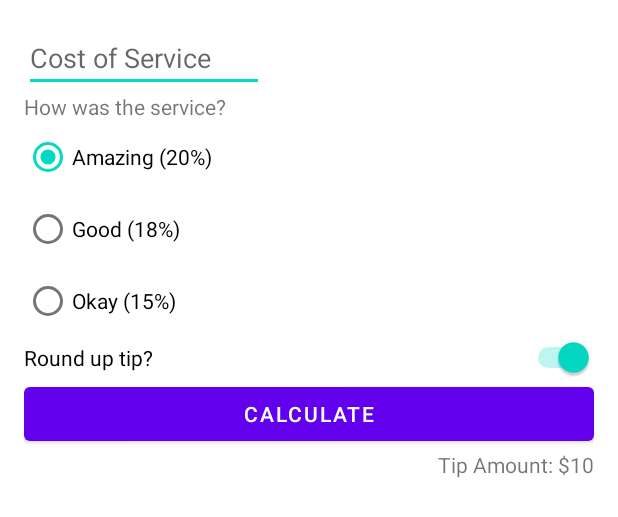
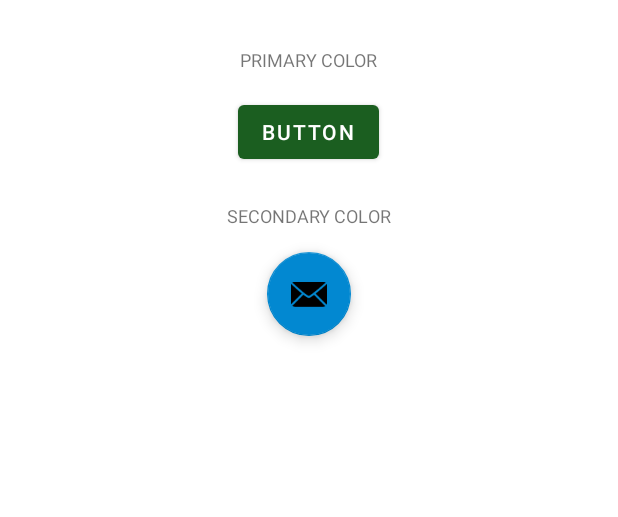
Before and after one commit to ancebuc/TipTime, an Android app: the layout activity_main.xml on its own in the app's theme, with its tools: preview values and no code run, on a phone screen of 412 x 824 dp. Shown: the top 517 px of the screen. Run offline under Robolectric (Android 15) with nearby library versions, the phone set to English and light mode, and no system bars.

Commit message:
Ejercicio 4

```diff
--- a/app/src/main/java/com/example/tiptime/MainActivity.kt
+++ b/app/src/main/java/com/example/tiptime/MainActivity.kt
@@ -7,7 +7,11 @@ import java.text.NumberFormat
 
 
 class MainActivity : AppCompatActivity() {
-
+    override fun onCreate(savedInstanceState: Bundle?) {
+        super.onCreate(savedInstanceState)
+        setContentView(R.layout.activity_main)
+    }
+/*
     private lateinit var binding: ActivityMainBinding
 
     override fun onCreate(savedInstanceState: Bundle?) {
@@ -44,5 +48,5 @@ class MainActivity : AppCompatActivity() {
         val formattedTip = NumberFormat.getCurrencyInstance().format(tip)
         binding.tipAmount.text = getString(R.string.tip_amount, formattedTip)
     }
-
+*/
 }
--- a/app/src/main/res/layout/activity_main.xml
+++ b/app/src/main/res/layout/activity_main.xml
@@ -1,82 +1,43 @@
 <?xml version="1.0" encoding="utf-8"?>
-<androidx.constraintlayout.widget.ConstraintLayout xmlns:android="http://schemas.android.com/apk/res/android"
+<LinearLayout xmlns:android="http://schemas.android.com/apk/res/android"
     xmlns:app="http://schemas.android.com/apk/res-auto"
     xmlns:tools="http://schemas.android.com/tools"
     android:layout_width="match_parent"
     android:layout_height="match_parent"
-    android:padding="16dp"
+    android:layout_margin="16dp"
+    android:orientation="vertical"
     tools:context=".MainActivity">
 
-    <EditText
-        android:id="@+id/cost_of_service"
-        android:layout_width="160dp"
+    <TextView
+        android:layout_width="wrap_content"
+        android:layout_height="48dp"
+        android:layout_gravity="center_horizontal"
+        android:gravity="center_vertical"
+        android:text="@string/primary_color"
+        android:textAllCaps="true"
+        android:textSize="12sp" />
+
+    <Button
+        android:layout_width="wrap_content"
         android:layout_height="wrap_content"
-        android:hint="@string/cost_of_service"
-        android:inputType="numberDecimal"
-        app:layout_constraintStart_toStartOf="parent"
-        app:layout_constraintTop_toTopOf="parent" />
+        android:layout_gravity="center_horizontal"
+        android:text="@string/button" />
 
     <TextView
-        android:id="@+id/service_question"
+        android:layout_width="wrap_content"
+        android:layout_height="48dp"
+        android:layout_gravity="center_horizontal"
+        android:layout_marginTop="8dp"
+        android:gravity="center_vertical"
+        android:text="@string/secondary_color"
+        android:textAllCaps="true"
+        android:textSize="12sp" />
+
+    <com.google.android.material.floatingactionbutton.FloatingActionButton
         android:layout_width="wrap_content"
         android:layout_height="wrap_content"
-        android:text="@string/how_was_the_service"
-        app:layout_constraintStart_toStartOf="parent"
-        app:layout_constraintTop_toBottomOf="@id/cost_of_service" />
+        android:layout_gravity="center_horizontal"
+        android:contentDescription="@string/email_icon"
+        app:srcCompat="@android:drawable/ic_dialog_email" />
 
-    <RadioGroup
-        android:id="@+id/tip_options"
-        android:layout_width="wrap_content"
-        android:layout_height="wrap_content"
-        android:checkedButton="@id/option_twenty_percent"
-        android:orientation="vertical"
-        app:layout_constraintStart_toStartOf="parent"
-        app:layout_constraintTop_toBottomOf="@id/service_question">
-
-        <RadioButton
-            android:id="@+id/option_twenty_percent"
-            android:layout_width="wrap_content"
-            android:layout_height="wrap_content"
-            android:text="@string/amazing_service" />
-
-        <RadioButton
-            android:id="@+id/option_eighteen_percent"
-            android:layout_width="wrap_content"
-            android:layout_height="wrap_content"
-            android:text="@string/good_service" />
-
-        <RadioButton
-            android:id="@+id/option_fifteen_percent"
-            android:layout_width="wrap_content"
-            android:layout_height="wrap_content"
-            android:text="@string/ok_service" />
-    </RadioGroup>
-
-    <Switch
-        android:id="@+id/switch_round_up"
-        android:layout_width="0dp"
-        android:layout_height="wrap_content"
-        android:checked="true"
-        android:text="@string/round_up_tip"
-        app:layout_constraintTop_toBottomOf="@id/tip_options"
-        app:layout_constraintEnd_toEndOf="parent"
-        app:layout_constraintStart_toStartOf="parent" />
-
-    <Button
-        android:id="@+id/button_calculate"
-        android:layout_width="0dp"
-        android:layout_height="wrap_content"
-        android:text="@string/calculate"
-        app:layout_constraintStart_toStartOf="parent"
-        app:layout_constraintEnd_toEndOf="parent"
-        app:layout_constraintTop_toBottomOf="@id/switch_round_up" />
-
-    <TextView
-        android:id="@+id/tip_amount"
-        android:layout_width="wrap_content"
-        android:layout_height="wrap_content"
-        tools:text="Tip Amount: $10"
-        app:layout_constraintEnd_toEndOf="parent"
-        app:layout_constraintTop_toBottomOf="@id/button_calculate" />
-
-</androidx.constraintlayout.widget.ConstraintLayout>
+</LinearLayout>
--- a/app/src/main/res/values-night/themes.xml
+++ b/app/src/main/res/values-night/themes.xml
@@ -2,12 +2,12 @@
     <!-- Base application theme. -->
     <style name="Theme.TipTime" parent="Theme.MaterialComponents.DayNight.DarkActionBar">
         <!-- Primary brand color. -->
-        <item name="colorPrimary">@color/purple_200</item>
-        <item name="colorPrimaryVariant">@color/purple_700</item>
+        <item name="colorPrimary">@color/green_light</item>
+        <item name="colorPrimaryVariant">@color/green</item>
         <item name="colorOnPrimary">@color/black</item>
         <!-- Secondary brand color. -->
-        <item name="colorSecondary">@color/teal_200</item>
-        <item name="colorSecondaryVariant">@color/teal_200</item>
+        <item name="colorSecondary">@color/blue_light</item>
+        <item name="colorSecondaryVariant">@color/blue_light</item>
         <item name="colorOnSecondary">@color/black</item>
         <!-- Status bar color. -->
         <item name="android:statusBarColor" tools:targetApi="l">?attr/colorPrimaryVariant</item>
--- a/app/src/main/res/values/colors.xml
+++ b/app/src/main/res/values/colors.xml
@@ -7,4 +7,11 @@
     <color name="teal_700">#FF018786</color>
     <color name="black">#FF000000</color>
     <color name="white">#FFFFFFFF</color>
+
+    <color name="green">#1B5E20</color>
+    <color name="green_dark">#003300</color>
+    <color name="green_light">#A5D6A7</color>
+    <color name="blue">#0288D1</color>
+    <color name="blue_dark">#005B9F</color>
+    <color name="blue_light">#81D4FA</color>
 </resources>
--- a/app/src/main/res/values/strings.xml
+++ b/app/src/main/res/values/strings.xml
@@ -1,11 +1,7 @@
 <resources>
-    <string name="app_name">Tip Time</string>
-    <string name="cost_of_service">Cost of Service</string>
-    <string name="how_was_the_service">How was the service?</string>
-    <string name="amazing_service">Amazing (20%)</string>
-    <string name="good_service">Good (18%)</string>
-    <string name="ok_service">Okay (15%)</string>
-    <string name="round_up_tip">Round up tip?</string>
-    <string name="calculate">Calculate</string>
-    <string name="tip_amount">Tip Amount: %s</string>
+    <string name="app_name">TipTime</string>
+    <string name="primary_color">Primary color</string>
+    <string name="button">Button</string>
+    <string name="secondary_color">Secondary color</string>
+    <string name="email_icon">email icon</string>
 </resources>
--- a/app/src/main/res/values/themes.xml
+++ b/app/src/main/res/values/themes.xml
@@ -2,12 +2,12 @@
     <!-- Base application theme. -->
     <style name="Theme.TipTime" parent="Theme.MaterialComponents.DayNight.DarkActionBar">
         <!-- Primary brand color. -->
-        <item name="colorPrimary">@color/purple_500</item>
-        <item name="colorPrimaryVariant">@color/purple_700</item>
+        <item name="colorPrimary">@color/green</item>
+        <item name="colorPrimaryVariant">@color/green_dark</item>
         <item name="colorOnPrimary">@color/white</item>
         <!-- Secondary brand color. -->
-        <item name="colorSecondary">@color/teal_200</item>
-        <item name="colorSecondaryVariant">@color/teal_700</item>
+        <item name="colorSecondary">@color/blue</item>
+        <item name="colorSecondaryVariant">@color/blue_dark</item>
         <item name="colorOnSecondary">@color/black</item>
         <!-- Status bar color. -->
         <item name="android:statusBarColor" tools:targetApi="l">?attr/colorPrimaryVariant</item>
```
